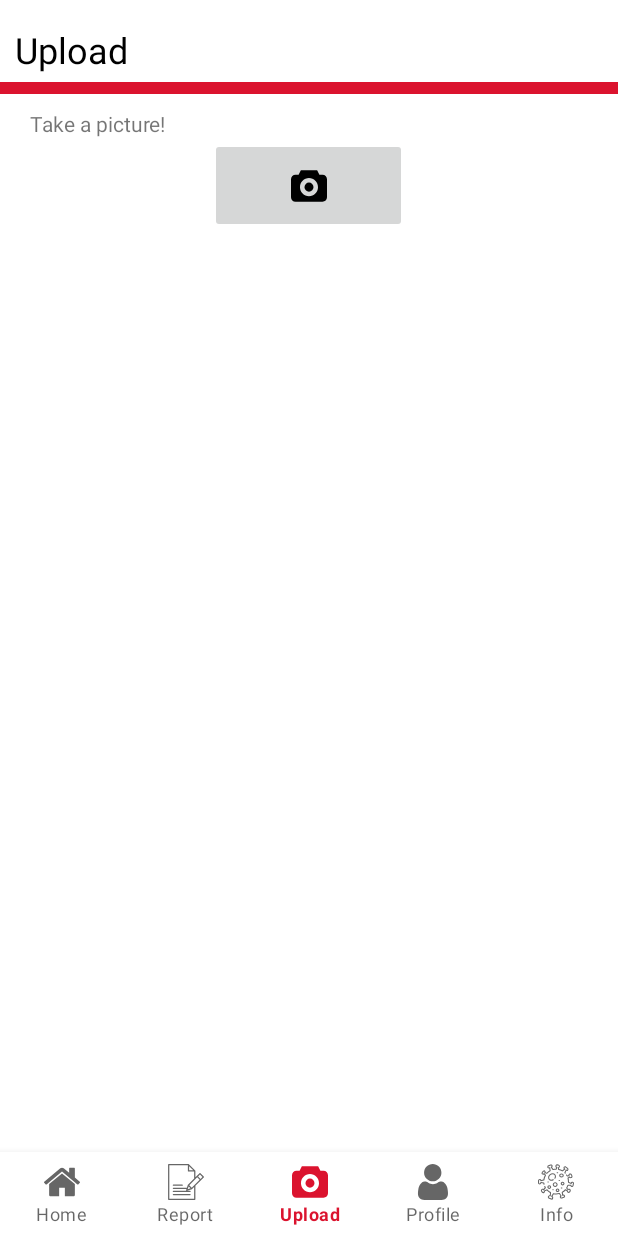
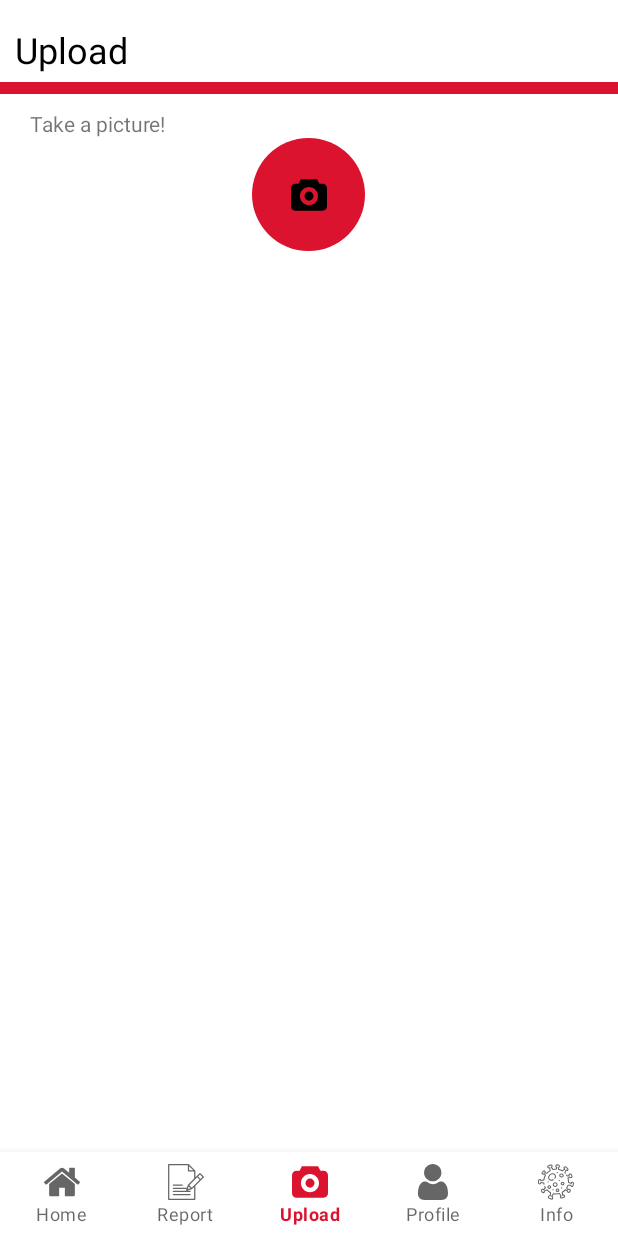
Before and after one commit to jojonium/cs-528-final-project, an Android app: the UploadFragment screen opened through its navigation route, on a phone screen of 412 x 824 dp. Run offline under Robolectric (Android 15) with nearby library versions, the phone set to English and light mode, and no system bars; our stand-ins replace Firebase (no records; nobody signed in at launch, a user with empty details on screens opened directly), navigation-ui; libraries missing offline, so code that uses them is left out: com.beust.klaxon, com.github.kittinunf.fuel, com.github.kittinunf.result, org.pytorch, org.pytorch.torchvision; pictures from the network do not load; 2 statements that could not run were skipped.

Commit message:
Changed the upload button

```diff
--- /dev/null
+++ b/app/src/main/res/drawable/round_button.xml
@@ -0,0 +1,9 @@
+<?xml version="1.0" encoding="utf-8"?>
+<selector xmlns:android="http://schemas.android.com/apk/res/android">
+    <item>
+        <shape android:shape="oval">
+            <solid android:color="#DB132E"/>
+            <size android:width="200dp" android:height="200dp"/>
+        </shape>
+    </item>
+</selector>
--- a/app/src/main/res/layout/fragment_upload.xml
+++ b/app/src/main/res/layout/fragment_upload.xml
@@ -44,8 +44,9 @@
 
             <ImageButton
                 android:id="@+id/imageButtonTakePicture"
-                android:layout_width="131dp"
-                android:layout_height="63dp"
+                android:layout_width="75dp"
+                android:layout_height="75dp"
+                android:background="@drawable/round_button"
                 app:srcCompat="@drawable/ic_camera" />
         </LinearLayout>
 
```
Also changed, not shown: app/src/main/java/edu/wpi/cs528finalproject/LoginActivity.kt (line endings or trailing spaces).
